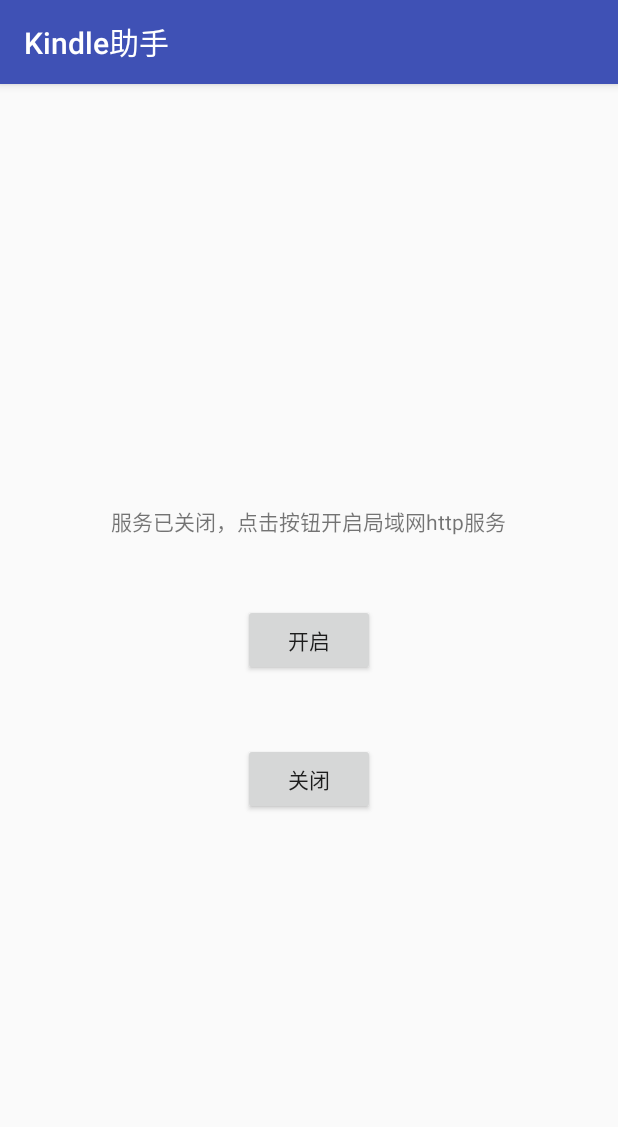
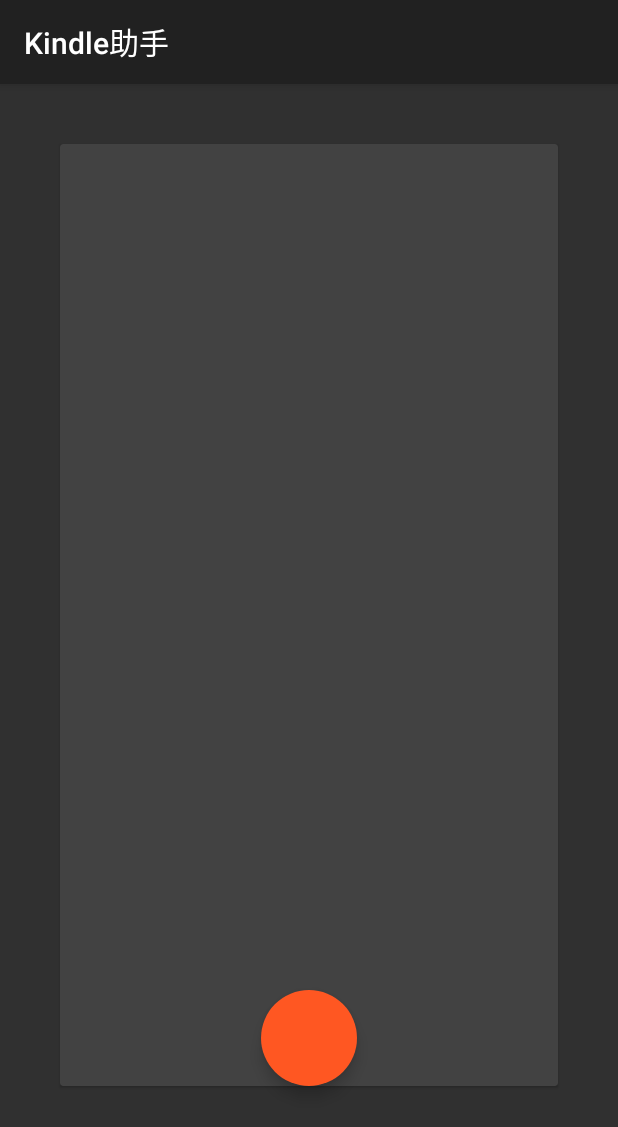
Before and after one commit to Ericwyn/KindleHelper, an Android app: the screen it shows after launch (MainActivity), on a phone screen of 412 x 824 dp. Shown: the top 1127 px of the screen. Run offline under Robolectric (Android 15) with nearby library versions, the light colour scheme and no system bars; libraries missing offline, so code that uses them is left out: org.nanohttpd.protocols.

Commit message:
重写了主页布局，因为不知道接下来应该怎么做

```diff
--- a/app/build.gradle
+++ b/app/build.gradle
@@ -20,10 +20,13 @@
 }
 
 dependencies {
-    compile fileTree(dir: 'libs', include: ['*.jar'])
+    compile fileTree(include: ['*.jar'], dir: 'libs')
+    compile 'com.android.support.constraint:constraint-layout:1.0.0-beta3'
     androidTestCompile('com.android.support.test.espresso:espresso-core:2.2.2', {
         exclude group: 'com.android.support', module: 'support-annotations'
     })
     compile 'com.android.support:appcompat-v7:25.1.0'
     testCompile 'junit:junit:4.12'
+    compile 'com.android.support:cardview-v7:25.1.0'
+    compile 'com.android.support:design:25.1.0'
 }
--- a/app/src/main/AndroidManifest.xml
+++ b/app/src/main/AndroidManifest.xml
@@ -11,7 +11,7 @@
         android:icon="@mipmap/ic_launcher"
         android:label="@string/app_name"
         android:supportsRtl="true"
-        android:theme="@style/AppTheme">
+        android:theme="@style/Theme.AppCompat">
         <activity android:name=".MainActivity">
             <intent-filter>
                 <action android:name="android.intent.action.MAIN"/>
--- a/app/src/main/java/ericwyn/kindlehelper/MainActivity.java
+++ b/app/src/main/java/ericwyn/kindlehelper/MainActivity.java
@@ -8,20 +8,13 @@
 import android.os.Bundle;
 import android.support.v7.app.AppCompatActivity;
 import android.util.Log;
-import android.view.View;
-import android.widget.Button;
-import android.widget.TextView;
 
-import java.io.IOException;
 import java.net.InetAddress;
 import java.net.NetworkInterface;
 import java.net.SocketException;
 import java.util.Enumeration;
 
 public class MainActivity extends AppCompatActivity {
-    private TextView text;
-    private Button button;
-    private Button close;
 
     private HttpServer server;
 
@@ -29,31 +22,7 @@
     protected void onCreate(Bundle savedInstanceState) {
         super.onCreate(savedInstanceState);
         setContentView(R.layout.activity_main);
-        button=(Button)findViewById(R.id.btn_open_main);
-        close=(Button)findViewById(R.id.btn_close_main);
-        text=(TextView)findViewById(R.id.text_main);
         server=new HttpServer();
-
-        button.setOnClickListener(new View.OnClickListener() {
-            @Override
-            public void onClick(View view) {
-                try{
-                    server.start();
-                    text.setText("服务已经开启\n请使用浏览器访问 "+getLocalIpStr(MainActivity.this)+":"+HttpServer.DEFAULT_SERVER_PORT);
-                }catch (IOException e){
-                    e.printStackTrace();
-                    text.setText(e.getMessage());
-                }
-            }
-        });
-
-        close.setOnClickListener(new View.OnClickListener() {
-            @Override
-            public void onClick(View view) {
-                server.stop();
-                text.setText("服务已关闭，点击按钮开启局域网http服务");
-            }
-        });
 
     }
 
--- /dev/null
+++ b/app/src/main/res/drawable/main_shap_button.xml
@@ -0,0 +1,12 @@
+<?xml version="1.0" encoding="utf-8"?>
+<shape xmlns:android="http://schemas.android.com/apk/res/android"
+       android:shape="oval">
+
+    <solid android:color="#ff5722"/>
+
+    <padding
+        android:bottom="10dp"
+        android:left="10dp"
+        android:right="10dp"
+        android:top="10dp"/>
+</shape>
--- a/app/src/main/res/layout/activity_main.xml
+++ b/app/src/main/res/layout/activity_main.xml
@@ -1,30 +1,39 @@
 <?xml version="1.0" encoding="utf-8"?>
-<LinearLayout
+<android.support.constraint.ConstraintLayout
     xmlns:android="http://schemas.android.com/apk/res/android"
+    xmlns:app="http://schemas.android.com/apk/res-auto"
     xmlns:tools="http://schemas.android.com/tools"
-    android:id="@+id/activity_main"
     android:layout_width="match_parent"
-    android:layout_height="match_parent"
-    android:orientation="vertical"
-    android:gravity="center"
-    tools:context="ericwyn.kindlehelper.MainActivity">
+    android:layout_height="match_parent">
 
-    <TextView
-        android:id="@+id/text_main"
-        android:layout_width="wrap_content"
-        android:layout_height="wrap_content"
-        android:text="服务已关闭，点击按钮开启局域网http服务"
-        android:layout_marginBottom="20pt"/>
 
-    <Button
-        android:id="@+id/btn_open_main"
-        android:text="开启"
-        android:layout_width="wrap_content"
-        android:layout_height="wrap_content"
-        android:layout_marginBottom="20pt"/>
-    <Button
-        android:id="@+id/btn_close_main"
-        android:text="关闭"
-        android:layout_width="wrap_content"
-        android:layout_height="wrap_content"/>
-</LinearLayout>
+    <ImageButton
+        android:layout_width="64dp"
+        android:background="@drawable/main_shap_button"
+        android:id="@+id/imageButton2"
+        android:elevation="6dp"
+        android:layout_height="64dp"
+        app:layout_constraintLeft_toLeftOf="@+id/cardView"
+        app:layout_constraintRight_toRightOf="@+id/cardView"
+        app:layout_constraintBottom_toBottomOf="@+id/cardView"
+        app:layout_constraintTop_toTopOf="@+id/cardView"
+        app:layout_constraintVertical_bias="1.0"/>
+
+    <android.support.v7.widget.CardView
+        android:layout_width="0dp"
+        android:layout_height="0dp"
+        app:cardElevation="1dp"
+        android:layout_marginEnd="40dp"
+        app:layout_constraintRight_toRightOf="parent"
+        android:layout_marginStart="40dp"
+        app:layout_constraintLeft_toLeftOf="parent"
+        android:layout_marginTop="40dp"
+        app:layout_constraintTop_toTopOf="parent"
+        app:layout_constraintBottom_toBottomOf="parent"
+        android:layout_marginBottom="100dp"
+        app:layout_constraintVertical_bias="0.26"
+        android:id="@+id/cardView">
+
+    </android.support.v7.widget.CardView>
+
+</android.support.constraint.ConstraintLayout>
```
Also changed, not shown: app/src/main/java/ericwyn/kindlehelper/FileTools.java (added, +149 -0 lines).
